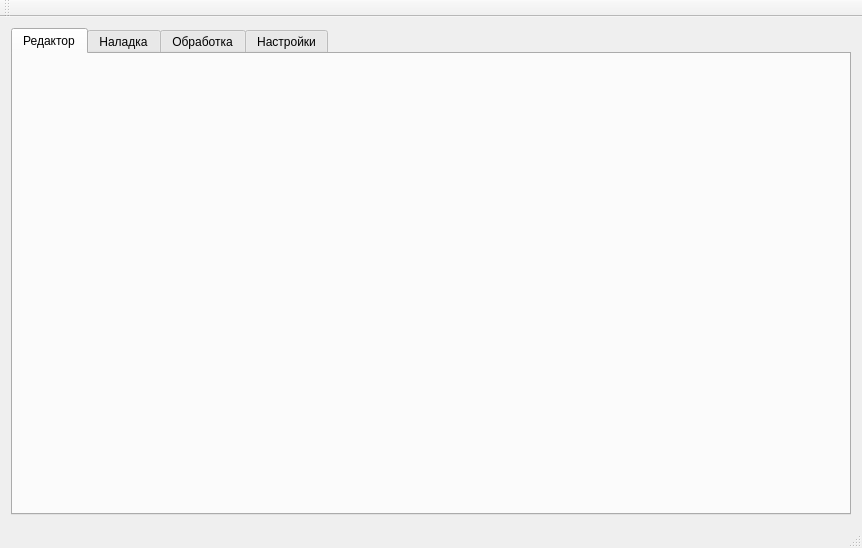
Above: KAMEditor/mainwindow.ui from Xtail96/SML before the change. Below: the same form after it.
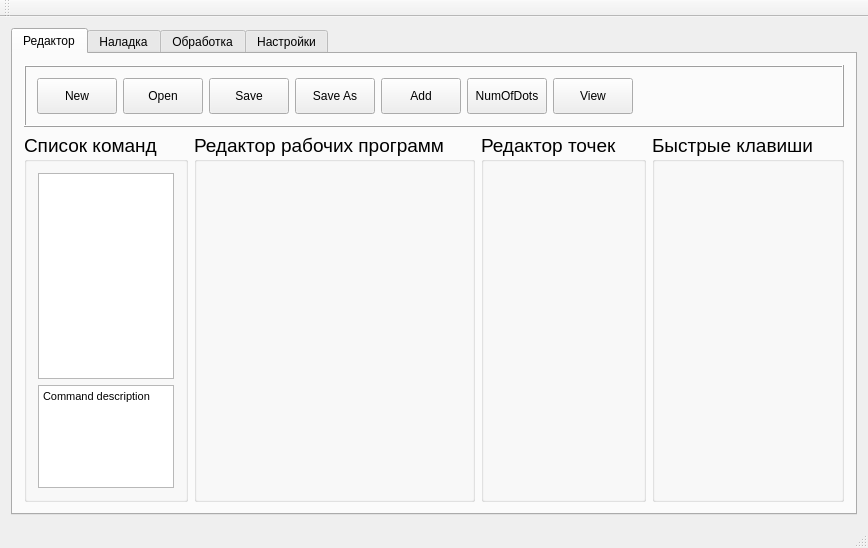
That is the form after the change. The open tabs and pages were chosen to show the change.

Commit message: Basic editor layout

The edit to the form file:
```diff
--- a/KAMEditor/mainwindow.ui
+++ b/KAMEditor/mainwindow.ui
@@ -27,6 +27,251 @@
        <attribute name="title">
         <string>Редактор</string>
        </attribute>
+       <layout class="QGridLayout" name="gridLayout_6">
+        <item row="0" column="0" colspan="4">
+         <widget class="QFrame" name="controls_frame">
+          <property name="sizePolicy">
+           <sizepolicy hsizetype="Preferred" vsizetype="Preferred">
+            <horstretch>0</horstretch>
+            <verstretch>1</verstretch>
+           </sizepolicy>
+          </property>
+          <property name="frameShape">
+           <enum>QFrame::Box</enum>
+          </property>
+          <property name="frameShadow">
+           <enum>QFrame::Raised</enum>
+          </property>
+          <layout class="QGridLayout" name="gridLayout_7">
+           <item row="0" column="0">
+            <widget class="QPushButton" name="new_button">
+             <property name="sizePolicy">
+              <sizepolicy hsizetype="Preferred" vsizetype="Preferred">
+               <horstretch>0</horstretch>
+               <verstretch>0</verstretch>
+              </sizepolicy>
+             </property>
+             <property name="text">
+              <string>New</string>
+             </property>
+            </widget>
+           </item>
+           <item row="0" column="1">
+            <widget class="QPushButton" name="open_button">
+             <property name="sizePolicy">
+              <sizepolicy hsizetype="Preferred" vsizetype="Preferred">
+               <horstretch>0</horstretch>
+               <verstretch>0</verstretch>
+              </sizepolicy>
+             </property>
+             <property name="text">
+              <string>Open</string>
+             </property>
+            </widget>
+           </item>
+           <item row="0" column="2">
+            <widget class="QPushButton" name="save_button">
+             <property name="sizePolicy">
+              <sizepolicy hsizetype="Preferred" vsizetype="Preferred">
+               <horstretch>0</horstretch>
+               <verstretch>0</verstretch>
+              </sizepolicy>
+             </property>
+             <property name="text">
+              <string>Save</string>
+             </property>
+            </widget>
+           </item>
+           <item row="0" column="3">
+            <widget class="QPushButton" name="saveas_button">
+             <property name="sizePolicy">
+              <sizepolicy hsizetype="Preferred" vsizetype="Preferred">
+               <horstretch>0</horstretch>
+               <verstretch>0</verstretch>
+              </sizepolicy>
+             </property>
+             <property name="text">
+              <string>Save As</string>
+             </property>
+            </widget>
+           </item>
+           <item row="0" column="4">
+            <widget class="QPushButton" name="add_button">
+             <property name="sizePolicy">
+              <sizepolicy hsizetype="Preferred" vsizetype="Preferred">
+               <horstretch>0</horstretch>
+               <verstretch>0</verstretch>
+              </sizepolicy>
+             </property>
+             <property name="text">
+              <string>Add</string>
+             </property>
+            </widget>
+           </item>
+           <item row="0" column="5">
+            <widget class="QPushButton" name="numofdots_button">
+             <property name="sizePolicy">
+              <sizepolicy hsizetype="Preferred" vsizetype="Preferred">
+               <horstretch>0</horstretch>
+               <verstretch>0</verstretch>
+              </sizepolicy>
+             </property>
+             <property name="text">
+              <string>NumOfDots</string>
+             </property>
+            </widget>
+           </item>
+           <item row="0" column="6">
+            <widget class="QPushButton" name="view_button">
+             <property name="sizePolicy">
+              <sizepolicy hsizetype="Preferred" vsizetype="Preferred">
+               <horstretch>0</horstretch>
+               <verstretch>0</verstretch>
+              </sizepolicy>
+             </property>
+             <property name="text">
+              <string>View</string>
+             </property>
+            </widget>
+           </item>
+           <item row="0" column="7">
+            <spacer name="horizontalSpacer">
+             <property name="orientation">
+              <enum>Qt::Horizontal</enum>
+             </property>
+             <property name="sizeHint" stdset="0">
+              <size>
+               <width>228</width>
+               <height>20</height>
+              </size>
+             </property>
+            </spacer>
+           </item>
+          </layout>
+         </widget>
+        </item>
+        <item row="1" column="2">
+         <widget class="QGroupBox" name="points_editor_box">
+          <property name="sizePolicy">
+           <sizepolicy hsizetype="Preferred" vsizetype="Preferred">
+            <horstretch>1</horstretch>
+            <verstretch>6</verstretch>
+           </sizepolicy>
+          </property>
+          <property name="font">
+           <font>
+            <pointsize>14</pointsize>
+           </font>
+          </property>
+          <property name="title">
+           <string>Редактор точек</string>
+          </property>
+          <property name="flat">
+           <bool>false</bool>
+          </property>
+          <property name="checkable">
+           <bool>false</bool>
+          </property>
+         </widget>
+        </item>
+        <item row="1" column="1">
+         <widget class="QGroupBox" name="program_editor_box">
+          <property name="sizePolicy">
+           <sizepolicy hsizetype="Preferred" vsizetype="Preferred">
+            <horstretch>3</horstretch>
+            <verstretch>6</verstretch>
+           </sizepolicy>
+          </property>
+          <property name="font">
+           <font>
+            <pointsize>14</pointsize>
+           </font>
+          </property>
+          <property name="title">
+           <string>Редактор рабочих программ</string>
+          </property>
+          <property name="flat">
+           <bool>false</bool>
+          </property>
+          <property name="checkable">
+           <bool>false</bool>
+          </property>
+          <layout class="QVBoxLayout" name="verticalLayout_2"/>
+         </widget>
+        </item>
+        <item row="1" column="3">
+         <widget class="QGroupBox" name="shortcuts_box">
+          <property name="sizePolicy">
+           <sizepolicy hsizetype="Preferred" vsizetype="Preferred">
+            <horstretch>1</horstretch>
+            <verstretch>6</verstretch>
+           </sizepolicy>
+          </property>
+          <property name="font">
+           <font>
+            <pointsize>14</pointsize>
+           </font>
+          </property>
+          <property name="title">
+           <string>Быстрые клавиши</string>
+          </property>
+          <property name="flat">
+           <bool>false</bool>
+          </property>
+          <property name="checkable">
+           <bool>false</bool>
+          </property>
+         </widget>
+        </item>
+        <item row="1" column="0">
+         <widget class="QGroupBox" name="command_list_box">
+          <property name="sizePolicy">
+           <sizepolicy hsizetype="Preferred" vsizetype="Preferred">
+            <horstretch>1</horstretch>
+            <verstretch>6</verstretch>
+           </sizepolicy>
+          </property>
+          <property name="font">
+           <font>
+            <family>MS Shell Dlg 2</family>
+            <pointsize>14</pointsize>
+           </font>
+          </property>
+          <property name="title">
+           <string>Список команд</string>
+          </property>
+          <layout class="QGridLayout" name="gridLayout_8">
+           <item row="0" column="0">
+            <widget class="QTreeView" name="treeView">
+             <property name="sizePolicy">
+              <sizepolicy hsizetype="Expanding" vsizetype="Expanding">
+               <horstretch>0</horstretch>
+               <verstretch>2</verstretch>
+              </sizepolicy>
+             </property>
+            </widget>
+           </item>
+           <item row="1" column="0">
+            <widget class="QTextBrowser" name="textBrowser">
+             <property name="sizePolicy">
+              <sizepolicy hsizetype="Expanding" vsizetype="Expanding">
+               <horstretch>0</horstretch>
+               <verstretch>1</verstretch>
+              </sizepolicy>
+             </property>
+             <property name="html">
+              <string>&lt;!DOCTYPE HTML PUBLIC &quot;-//W3C//DTD HTML 4.0//EN&quot; &quot;http://www.w3.org/TR/REC-html40/strict.dtd&quot;&gt;
+&lt;html&gt;&lt;head&gt;&lt;meta name=&quot;qrichtext&quot; content=&quot;1&quot; /&gt;&lt;style type=&quot;text/css&quot;&gt;
+p, li { white-space: pre-wrap; }
+&lt;/style&gt;&lt;/head&gt;&lt;body style=&quot; font-family:'MS Shell Dlg 2'; font-size:14pt; font-weight:400; font-style:normal;&quot;&gt;
+&lt;p style=&quot; margin-top:0px; margin-bottom:0px; margin-left:0px; margin-right:0px; -qt-block-indent:0; text-indent:0px;&quot;&gt;&lt;span style=&quot; font-size:8.25pt;&quot;&gt;Command description&lt;/span&gt;&lt;/p&gt;&lt;/body&gt;&lt;/html&gt;</string>
+             </property>
+            </widget>
+           </item>
+          </layout>
+         </widget>
+        </item>
+       </layout>
       </widget>
       <widget class="QWidget" name="adjustment_tab">
        <attribute name="title">
```
Left out of the diff: 4 changed lines with no effect on the pictures. The commit also changes 1 other file.
